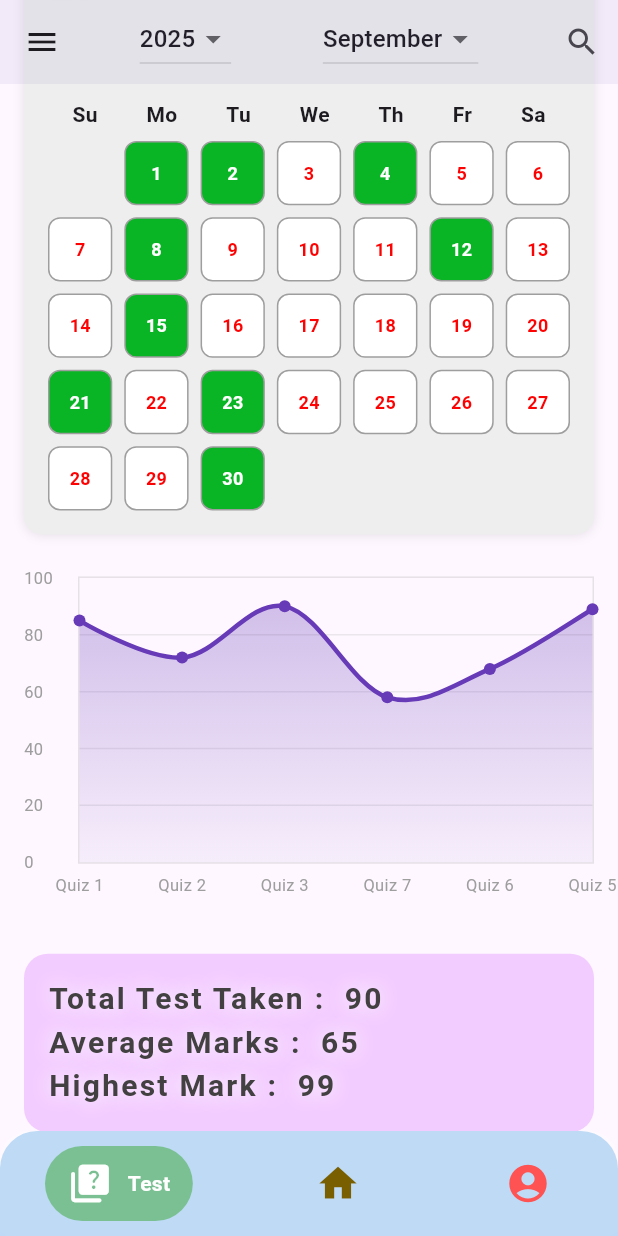
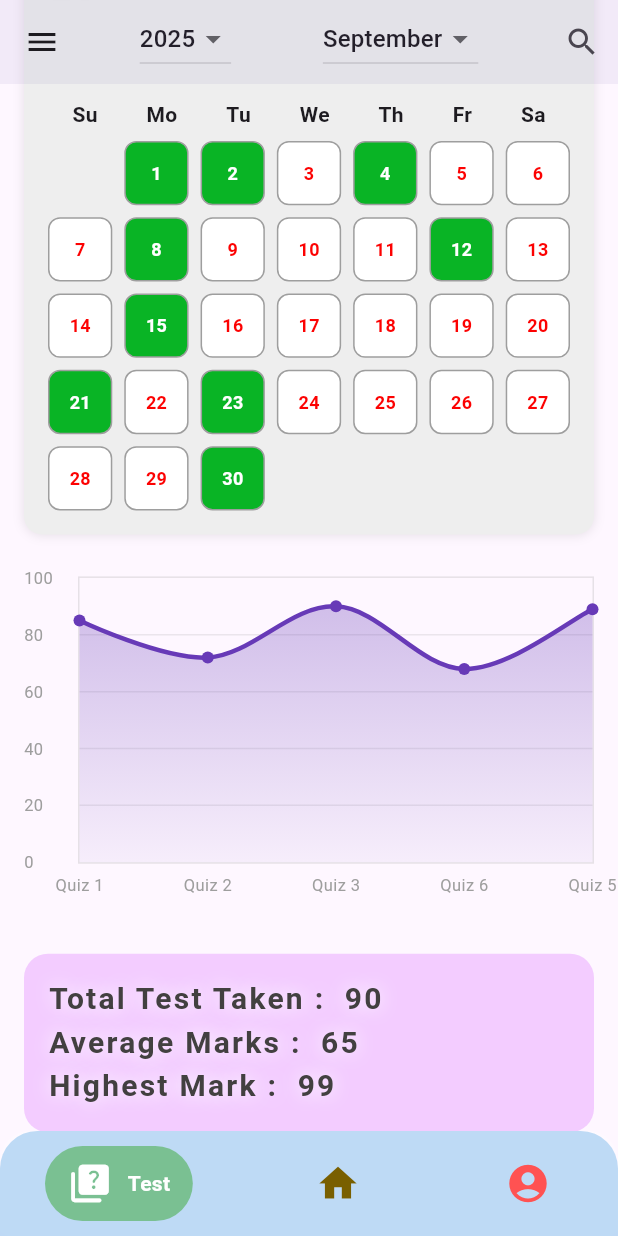
Before and after one commit to AnantKumarSingh26/SQuiz, a Flutter app: the HomeScreen screen opened directly, scrolled down 242 dp, on a phone screen of 412 x 824 dp. Run offline on Flutter 3.47's test engine with Material 3 defaults, Android fonts, the phone set to English and light mode, and no system bars; drawn by our look-alikes of fl_chart, google_nav_bar; our stand-ins replace firebase_core, google_fonts; accounts and stored records are empty; generated files the repository leaves out were written again; Roboto replaces fonts that are missing (Viga).

Commit message:
point problem in graph during test

```diff
--- a/lib/screens/home.dart
+++ b/lib/screens/home.dart
@@ -23,7 +23,6 @@ class _HomeScreenState extends State<HomeScreen> {
     ScorePoint(label: 'Quiz 1', score: 85),
     ScorePoint(label: 'Quiz 2', score: 72),
     ScorePoint(label: 'Quiz 3', score: 90),
-    ScorePoint(label: 'Quiz 7', score: 58),
     ScorePoint(label: 'Quiz 6', score: 68),
     ScorePoint(label: 'Quiz 5', score: 89),
   ];
```
